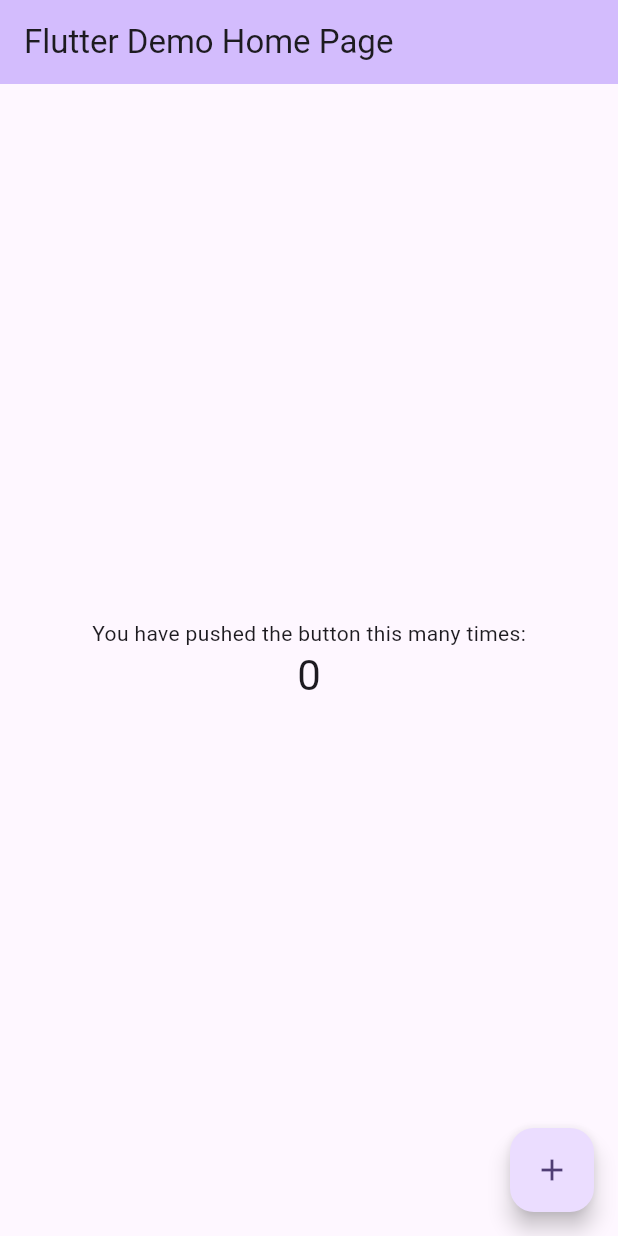
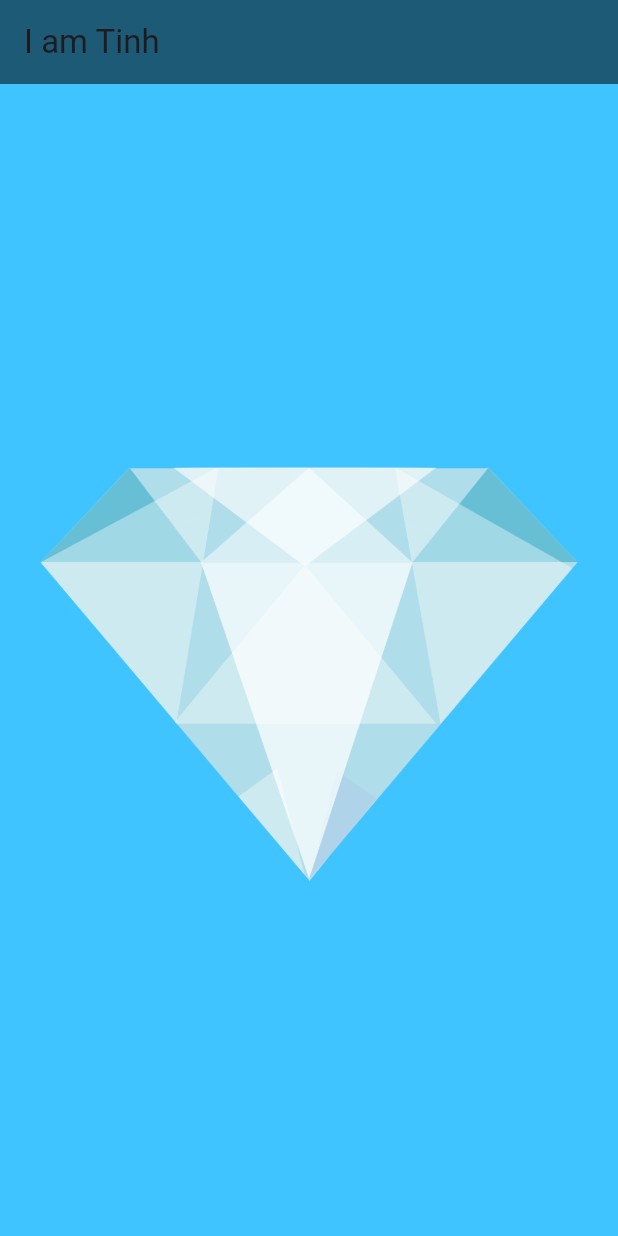
Before and after one commit to TinhSoMa/lab1, a Flutter app: the screen it shows after launch, on a phone screen of 412 x 824 dp. Run offline on Flutter 3.47's test engine with Material 3 defaults, Android fonts, the phone set to English and light mode, and no system bars.

Commit message:
0.2
lab 1

```diff
--- a/lib/main.dart
+++ b/lib/main.dart
@@ -1,125 +1,18 @@
 import 'package:flutter/material.dart';
 
 void main() {
-  runApp(const MyApp());
-}
-
-class MyApp extends StatelessWidget {
-  const MyApp({super.key});
-
-  // This widget is the root of your application.
-  @override
-  Widget build(BuildContext context) {
-    return MaterialApp(
-      title: 'Flutter Demo',
-      theme: ThemeData(
-        // This is the theme of your application.
-        //
-        // TRY THIS: Try running your application with "flutter run". You'll see
-        // the application has a purple toolbar. Then, without quitting the app,
-        // try changing the seedColor in the colorScheme below to Colors.green
-        // and then invoke "hot reload" (save your changes or press the "hot
-        // reload" button in a Flutter-supported IDE, or press "r" if you used
-        // the command line to start the app).
-        //
-        // Notice that the counter didn't reset back to zero; the application
-        // state is not lost during the reload. To reset the state, use hot
-        // restart instead.
-        //
-        // This works for code too, not just values: Most code changes can be
-        // tested with just a hot reload.
-        colorScheme: ColorScheme.fromSeed(seedColor: Colors.deepPurple),
-        useMaterial3: true,
-      ),
-      home: const MyHomePage(title: 'Flutter Demo Home Page'),
-    );
-  }
-}
-
-class MyHomePage extends StatefulWidget {
-  const MyHomePage({super.key, required this.title});
-
-  // This widget is the home page of your application. It is stateful, meaning
-  // that it has a State object (defined below) that contains fields that affect
-  // how it looks.
-
-  // This class is the configuration for the state. It holds the values (in this
-  // case the title) provided by the parent (in this case the App widget) and
-  // used by the build method of the State. Fields in a Widget subclass are
-  // always marked "final".
-
-  final String title;
-
-  @override
-  State<MyHomePage> createState() => _MyHomePageState();
-}
-
-class _MyHomePageState extends State<MyHomePage> {
-  int _counter = 0;
-
-  void _incrementCounter() {
-    setState(() {
-      // This call to setState tells the Flutter framework that something has
-      // changed in this State, which causes it to rerun the build method below
-      // so that the display can reflect the updated values. If we changed
-      // _counter without calling setState(), then the build method would not be
-      // called again, and so nothing would appear to happen.
-      _counter++;
-    });
-  }
-
-  @override
-  Widget build(BuildContext context) {
-    // This method is rerun every time setState is called, for instance as done
-    // by the _incrementCounter method above.
-    //
-    // The Flutter framework has been optimized to make rerunning build methods
-    // fast, so that you can just rebuild anything that needs updating rather
-    // than having to individually change instances of widgets.
-    return Scaffold(
-      appBar: AppBar(
-        // TRY THIS: Try changing the color here to a specific color (to
-        // Colors.amber, perhaps?) and trigger a hot reload to see the AppBar
-        // change color while the other colors stay the same.
-        backgroundColor: Theme.of(context).colorScheme.inversePrimary,
-        // Here we take the value from the MyHomePage object that was created by
-        // the App.build method, and use it to set our appbar title.
-        title: Text(widget.title),
-      ),
-      body: Center(
-        // Center is a layout widget. It takes a single child and positions it
-        // in the middle of the parent.
-        child: Column(
-          // Column is also a layout widget. It takes a list of children and
-          // arranges them vertically. By default, it sizes itself to fit its
-          // children horizontally, and tries to be as tall as its parent.
-          //
-          // Column has various properties to control how it sizes itself and
-          // how it positions its children. Here we use mainAxisAlignment to
-          // center the children vertically; the main axis here is the vertical
-          // axis because Columns are vertical (the cross axis would be
-          // horizontal).
-          //
-          // TRY THIS: Invoke "debug painting" (choose the "Toggle Debug Paint"
-          // action in the IDE, or press "p" in the console), to see the
-          // wireframe for each widget.
-          mainAxisAlignment: MainAxisAlignment.center,
-          children: <Widget>[
-            const Text(
-              'You have pushed the button this many times:',
-            ),
-            Text(
-              '$_counter',
-              style: Theme.of(context).textTheme.headlineMedium,
-            ),
-          ],
+  runApp(
+    MaterialApp(
+      home: Scaffold(
+        backgroundColor: Colors.lightBlueAccent,
+        appBar: AppBar(
+          title: Text('I am Tinh'),
+          backgroundColor: Colors.black54,
+        ),
+        body: Center(
+          child: Image(image: AssetImage('images/diamond.png')),
         ),
       ),
-      floatingActionButton: FloatingActionButton(
-        onPressed: _incrementCounter,
-        tooltip: 'Increment',
-        child: const Icon(Icons.add),
-      ), // This trailing comma makes auto-formatting nicer for build methods.
-    );
-  }
+    ),
+  );
 }
```
Also changed, not shown: pubspec.yaml (+4 -4 lines), images/diamond.png (added), 2 other files.
